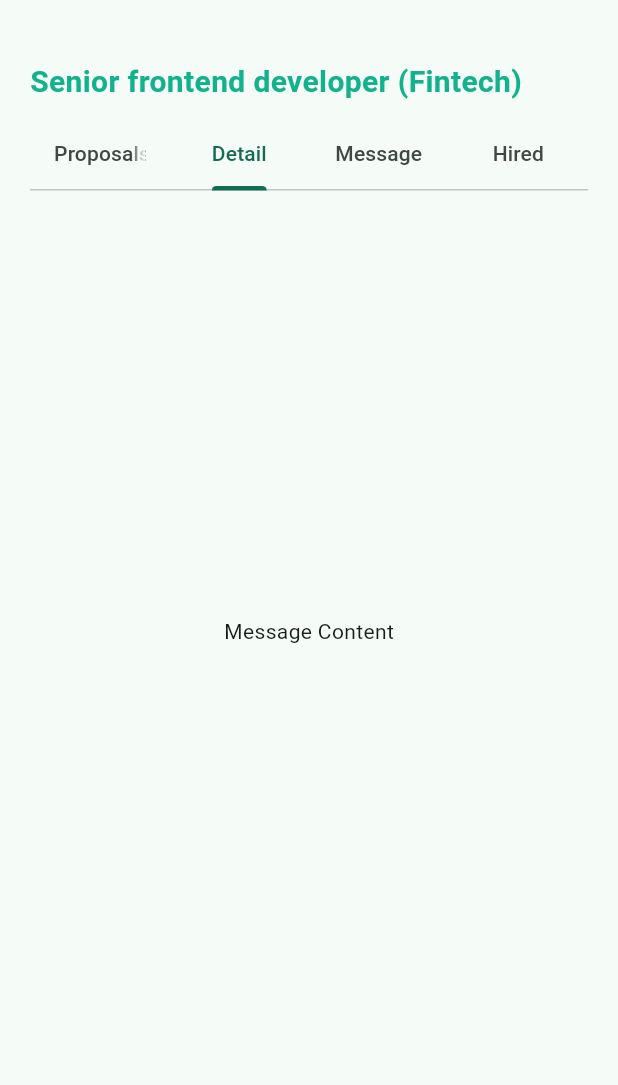
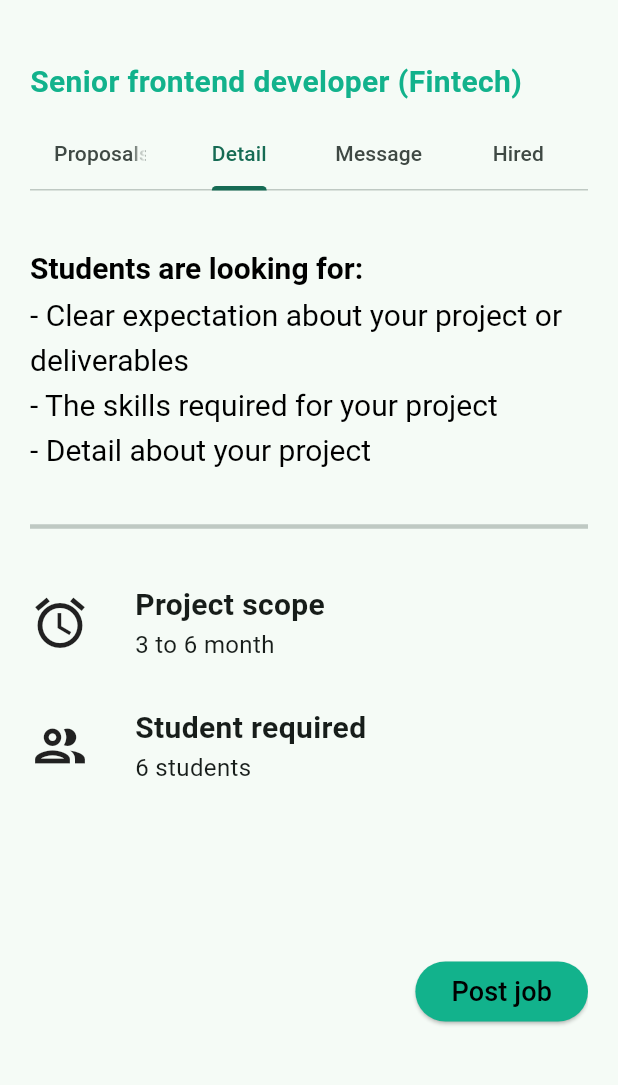
Before and after one commit to 20KTPM-AMAD/StudentHub, a Flutter app: the SendHireOfferScreen screen opened directly, tab 2 chosen, on a phone screen of 412 x 824 dp, the part 84-1169 px from its top. Run offline on Flutter 3.47's test engine with Material 3 defaults, Android fonts, the light colour scheme and no system bars.

Commit message:
create tab project detail in send hire offer screen

```diff
--- /dev/null
+++ b/lib/components/tab_detail.dart
@@ -0,0 +1,130 @@
+import 'package:flutter/material.dart';
+
+const Color _green = Color(0xFF12B28C);
+
+class DetailTab extends StatefulWidget {
+  const DetailTab({Key? key}) : super(key: key);
+
+  @override
+  DetailTabState createState() => DetailTabState();
+}
+
+class DetailTabState extends State<DetailTab>{
+  @override
+  void initState() {
+    super.initState();
+  }
+
+  @override
+  Widget build(BuildContext context){
+    return Scaffold(
+      body: Column(
+        children: [
+          Expanded(
+            child: SingleChildScrollView(
+              child: Center(
+                child: Column(
+                  children: [
+                    const SizedBox(height: 30,),
+                    RichText(
+                      text: const TextSpan(
+                        style: TextStyle(color: Colors.black),
+                        children: [
+                          TextSpan(
+                            text: 'Students are looking for:\n',
+                            style: TextStyle(
+                              fontWeight: FontWeight.bold,
+                              fontSize: 20,
+                            ),
+                          ),
+                          WidgetSpan(
+                            child: SizedBox(height: 30), // Khoảng cách giữa các dòng
+                          ),
+                          TextSpan(
+                            text: '- Clear expectation about your project or deliverables\n'
+                                '- The skills required for your project\n'
+                                '- Detail about your project\n',
+                            style: TextStyle(
+                              fontSize: 20, // Cỡ chữ
+                              height: 1.5, // Khoảng cách giữa các dòng
+                            ),
+                          ),
+                        ],
+                      ),
+                    ),
+                    const Divider(thickness: 3),
+                    const SizedBox(height: 30),
+                    const Row(
+                      crossAxisAlignment: CrossAxisAlignment.center,
+                      children: [
+                        Icon(Icons.alarm_outlined, size: 40,),
+                        SizedBox(width: 30),
+                        Column(
+                          crossAxisAlignment: CrossAxisAlignment.start,
+                          children: [
+                            Text(
+                              'Project scope',
+                              style: TextStyle(
+                                  fontWeight: FontWeight.bold,
+                                  fontSize: 20
+                              ),
+                            ),
+                            Text(
+                              '3 to 6 month',
+                              style: TextStyle(
+                                  fontSize: 16
+                              ),
+                            ),
+                          ],
+                        ),
+                      ],
+                    ),
+                    const SizedBox(height: 30),
+                    const Row(
+                      crossAxisAlignment: CrossAxisAlignment.center,
+                      children: [
+                        Icon(Icons.group_outlined, size: 40,),
+                        SizedBox(width: 30),
+                        Column(
+                          crossAxisAlignment: CrossAxisAlignment.start,
+                          children: [
+                            Text(
+                              'Student required',
+                              style: TextStyle(
+                                  fontWeight: FontWeight.bold,
+                                  fontSize: 20
+                              ),
+                            ),
+                            Text(
+                              '6 students',
+                              style: TextStyle(
+                                  fontSize: 16
+                              ),
+                            ),
+                          ],
+                        ),
+                      ],
+                    ),
+                  ],
+                ),
+              ),
+            ),
+          ),
+          Container(
+            alignment: Alignment.bottomRight,
+            padding: EdgeInsets.only(bottom: 20),
+            child: ElevatedButton(
+              onPressed: (){},
+              style: ElevatedButton.styleFrom(
+                  primary: _green,
+                  onPrimary: Colors.black
+              ),
+              child: const Text('Post job', style: TextStyle(fontSize: 18)),
+            ),
+          ),
+        ],
+      ),
+    );
+
+  }
+}
--- a/lib/pages/manage_project/send_hire_offer.dart
+++ b/lib/pages/manage_project/send_hire_offer.dart
@@ -1,6 +1,6 @@
 import 'package:flutter/material.dart';
 
-//import 'package:studenthub/components/tab_detail.dart';
+import 'package:studenthub/components/tab_detail.dart';
 import '../../components/tab_proposals.dart';
 
 const Color _green = Color(0xFF12B28C);
@@ -72,7 +72,7 @@ class SendHireOfferState extends State<SendHireOfferScreen>{
                             child: const TabBarView(
                               children: [
                                 ProposalsTab(),
-                                //DetailTab(),
+                                DetailTab(),
                                 Center(
                                   child: Text('Message Content'),
                                 ),
```
